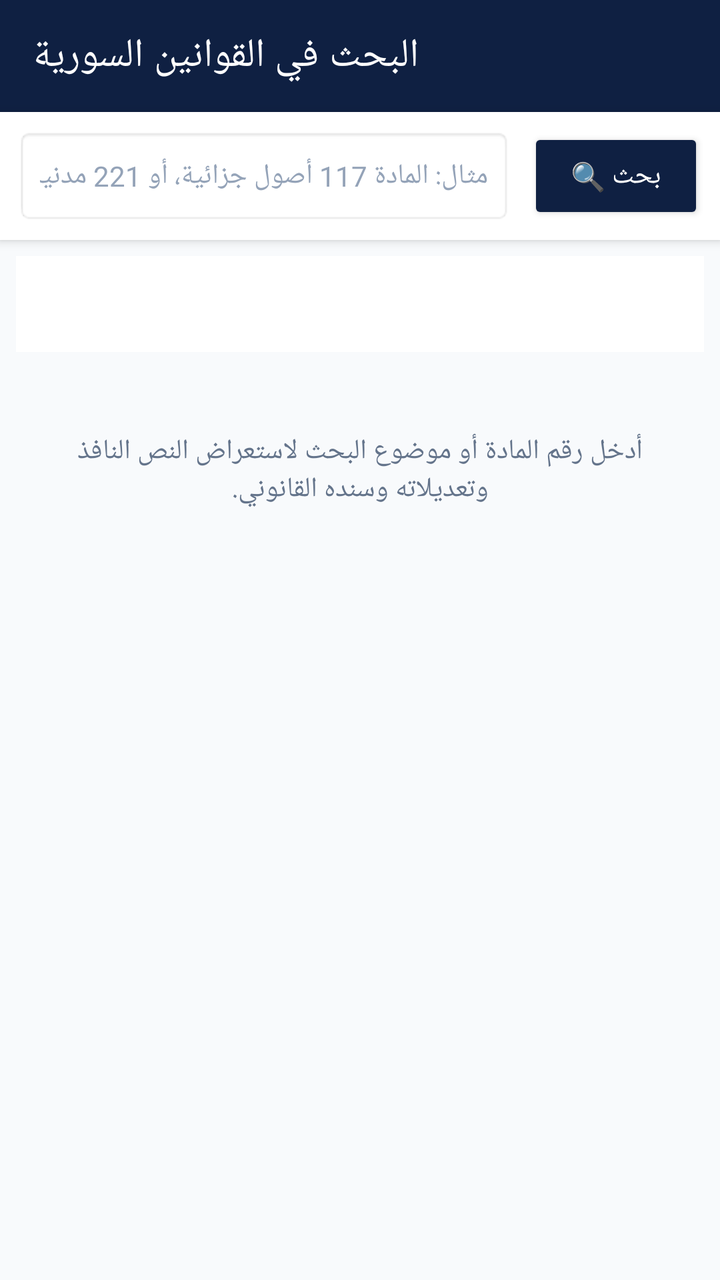
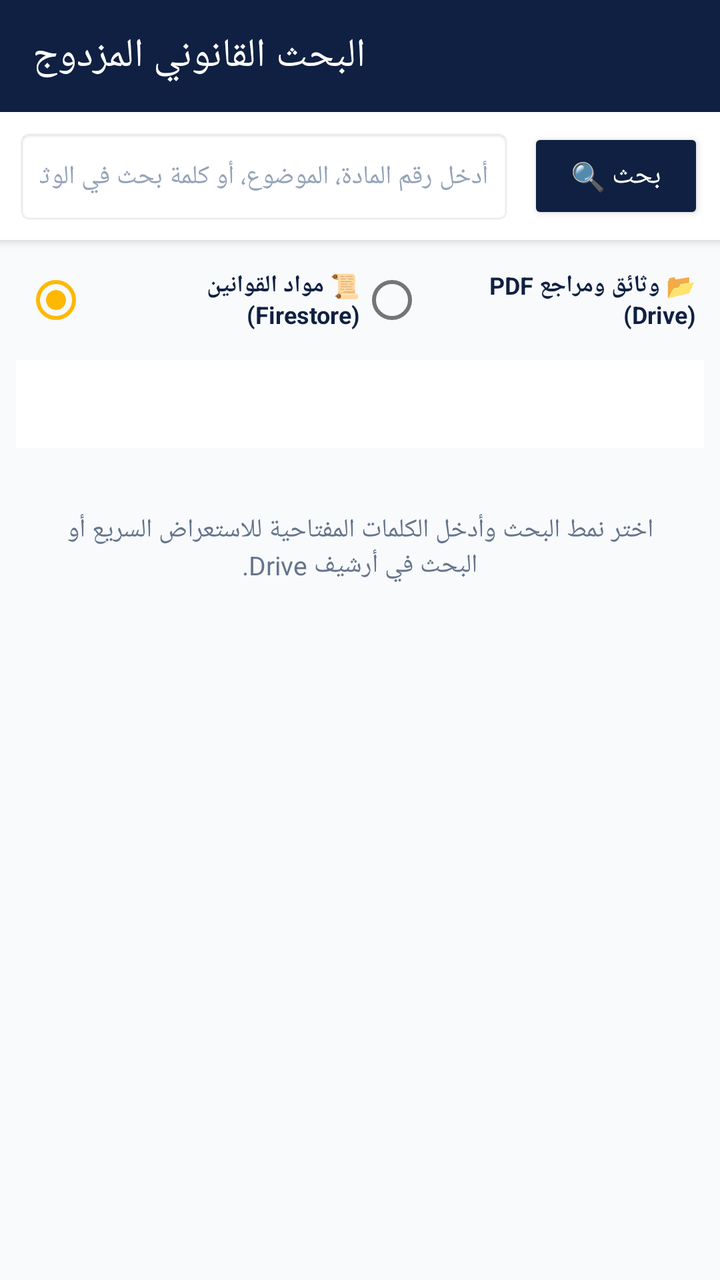

Compare the two renders of this Android layout. The source of the first and the diff that turns it into the second are given below.
<!-- AndroidManifest.xml: application theme Theme.AlMustashar -->
<!-- res/layout/activity_search.xml -->
<?xml version="1.0" encoding="utf-8"?>
<LinearLayout xmlns:android="http://schemas.android.com/apk/res/android"
    xmlns:app="http://schemas.android.com/apk/res-auto"
    android:layout_width="match_parent"
    android:layout_height="match_parent"
    android:orientation="vertical"
    android:background="#F8FAFC"
    android:layoutDirection="rtl">

    
    <androidx.appcompat.widget.Toolbar
        android:id="@+id/searchToolbar"
        android:layout_width="match_parent"
        android:layout_height="?attr/actionBarSize"
        android:background="#0F2042"
        app:title="البحث في القوانين السورية"
        app:titleTextColor="#FFFFFF" />

    
    <LinearLayout
        android:layout_width="match_parent"
        android:layout_height="wrap_content"
        android:orientation="horizontal"
        android:background="#FFFFFF"
        android:padding="8dp"
        android:elevation="3dp">

        <EditText
            android:id="@+id/etSearch"
            android:layout_width="0dp"
            android:layout_height="48dp"
            android:layout_weight="1"
            android:background="@android:drawable/editbox_background_normal"
            android:hint="مثال: المادة 117 أصول جزائية، أو 221 مدنية..."
            android:paddingHorizontal="12dp"
            android:textColor="#0F2042"
            android:textColorHint="#94A3B8"
            android:textSize="14sp"
            android:imeOptions="actionSearch"
            android:inputType="text" />

        <Button
            android:id="@+id/btnDoSearch"
            android:layout_width="wrap_content"
            android:layout_height="48dp"
            android:layout_marginStart="8dp"
            android:backgroundTint="#0F2042"
            android:text="بحث 🔍"
            android:textColor="#FFFFFF" />
    </LinearLayout>

    
    <Spinner
        android:id="@+id/spinnerLaw"
        android:layout_width="match_parent"
        android:layout_height="48dp"
        android:layout_marginStart="8dp"
        android:layout_marginEnd="8dp"
        android:layout_marginTop="8dp"
        android:background="#FFFFFF"
        android:prompt="@string/app_name" />

    
    <ProgressBar
        android:id="@+id/searchProgressBar"
        android:layout_width="wrap_content"
        android:layout_height="wrap_content"
        android:layout_gravity="center"
        android:layout_marginTop="20dp"
        android:visibility="gone" />

    
    <TextView
        android:id="@+id/tvEmpty"
        android:layout_width="match_parent"
        android:layout_height="wrap_content"
        android:layout_marginTop="40dp"
        android:gravity="center"
        android:paddingHorizontal="24dp"
        android:text="أدخل رقم المادة أو موضوع البحث لاستعراض النص النافذ وتعديلاته وسنده القانوني."
        android:textColor="#64748B"
        android:textSize="14sp" />

    
    <androidx.core.widget.NestedScrollView
        android:id="@+id/scrollResults"
        android:layout_width="match_parent"
        android:layout_height="0dp"
        android:layout_weight="1"
        android:fillViewport="true"
        android:padding="12dp"
        android:visibility="gone">

        <LinearLayout
            android:layout_width="match_parent"
            android:layout_height="wrap_content"
            android:orientation="vertical">

            <androidx.cardview.widget.CardView
                android:layout_width="match_parent"
                android:layout_height="wrap_content"
                app:cardCornerRadius="12dp"
                app:cardElevation="2dp"
                app:cardBackgroundColor="#FFFFFF"
                android:layout_marginBottom="12dp">

                <TextView
                    android:id="@+id/tvSearchResult"
                    android:layout_width="match_parent"
                    android:layout_height="wrap_content"
                    android:padding="16dp"
                    android:textColor="#1E293B"
                    android:textSize="15sp"
                    android:lineSpacingExtra="6dp"
                    android:textIsSelectable="true" />
            </androidx.cardview.widget.CardView>
        </LinearLayout>
    </androidx.core.widget.NestedScrollView>

    
    <LinearLayout
        android:id="@+id/searchActions"
        android:layout_width="match_parent"
        android:layout_height="wrap_content"
        android:orientation="horizontal"
        android:background="#FFFFFF"
        android:elevation="8dp"
        android:padding="12dp"
        android:visibility="gone">

        <Button
            android:id="@+id/btnCopyArticle"
            android:layout_width="0dp"
            android:layout_height="46dp"
            android:layout_weight="1"
            android:layout_marginEnd="6dp"
            android:backgroundTint="#0F2042"
            android:text="📋 نسخ المادة"
            android:textColor="#FFFFFF" />

        <Button
            android:id="@+id/btnShareArticle"
            android:layout_width="0dp"
            android:layout_height="46dp"
            android:layout_weight="1"
            android:backgroundTint="#D97706"
            android:text="📤 مشاركة"
            android:textColor="#FFFFFF" />

        <Button
            android:id="@+id/btnOpenPdf"
            android:layout_width="0dp"
            android:layout_height="wrap_content"
            android:minHeight="48dp"
            android:layout_weight="1"
            android:backgroundTint="#0284C7"
            android:paddingStart="4dp"
            android:paddingEnd="4dp"
            android:paddingTop="8dp"
            android:paddingBottom="8dp"
            android:text="📄 الأصل PDF"
            android:textSize="12sp"
            android:textColor="#FFFFFF" />
    </LinearLayout>

</LinearLayout>
<!-- resources referenced by this layout -->
<resources>
  <string name="app_name">المستشار</string>
  <style name="Theme.AlMustashar" parent="Theme.MaterialComponents.DayNight.NoActionBar">
          
          <item name="colorPrimary">@color/primary</item>
          <item name="colorPrimaryVariant">@color/primary_dark</item>
          <item name="colorOnPrimary">@color/text_on_primary</item>
  
          
          <item name="colorSecondary">@color/accent</item>
          <item name="colorSecondaryVariant">@color/accent_dark</item>
          <item name="colorOnSecondary">@color/text_primary</item>
  
          
          <item name="android:colorBackground">@color/background</item>
          <item name="colorSurface">@color/surface</item>
          <item name="colorOnSurface">@color/text_primary</item>
  
          
          <item name="colorError">@color/error</item>
          <item name="colorOnError">@color/text_on_primary</item>
  
          
          <item name="android:statusBarColor">@color/primary_dark</item>
          <item name="android:windowLightStatusBar">false</item>
  
          
          <item name="android:navigationBarColor">@color/primary_dark</item>
  
          
          <item name="android:textColorPrimary">@color/text_primary</item>
          <item name="android:textColorSecondary">@color/text_secondary</item>
          <item name="android:textColorHint">@color/text_hint</item>
  
          
          <item name="android:fontFamily">sans-serif</item>
          <item name="fontFamily">sans-serif</item>
      </style>
  <color name="primary">#1A237E</color>
  <color name="primary_dark">#0D1442</color>
  <color name="text_on_primary">#FFFFFF</color>
  <color name="accent">#FFB800</color>
  <color name="accent_dark">#C68A00</color>
  <color name="text_primary">#212121</color>
  <color name="background">#F5F5F5</color>
  <color name="surface">#FFFFFF</color>
  <color name="error">#F44336</color>
  <color name="text_secondary">#757575</color>
  <color name="text_hint">#BDBDBD</color>
</resources>

<!-- the commit's change to res/layout/activity_search.xml (unified diff, before → after) -->
@@ -13,7 +13,7 @@
         android:layout_width="match_parent"
         android:layout_height="?attr/actionBarSize"
         android:background="#0F2042"
-        app:title="البحث في القوانين السورية"
+        app:title="البحث القانوني المزدوج"
         app:titleTextColor="#FFFFFF" />
 
     
@@ -31,11 +31,11 @@
             android:layout_height="48dp"
             android:layout_weight="1"
             android:background="@android:drawable/editbox_background_normal"
-            android:hint="مثال: المادة 117 أصول جزائية، أو 221 مدنية..."
+            android:hint="أدخل رقم المادة، الموضوع، أو كلمة بحث في الوثائق..."
             android:paddingHorizontal="12dp"
             android:textColor="#0F2042"
             android:textColorHint="#94A3B8"
-            android:textSize="14sp"
+            android:textSize="13sp"
             android:imeOptions="actionSearch"
             android:inputType="text" />
 
@@ -50,15 +50,46 @@
     </LinearLayout>
 
     
+    <RadioGroup
+        android:id="@+id/rgSearchMode"
+        android:layout_width="match_parent"
+        android:layout_height="wrap_content"
+        android:orientation="horizontal"
+        android:paddingHorizontal="12dp"
+        android:paddingTop="6dp"
+        android:paddingBottom="2dp"
+        android:gravity="center">
+
+        <RadioButton
+            android:id="@+id/rbModeFirestore"
+            android:layout_width="0dp"
+            android:layout_height="wrap_content"
+            android:layout_weight="1"
+            android:checked="true"
+            android:text="📜 مواد القوانين (Firestore)"
+            android:textColor="#0F2042"
+            android:textSize="12sp"
+            android:textStyle="bold" />
+
+        <RadioButton
+            android:id="@+id/rbModeDrive"
+            android:layout_width="0dp"
+            android:layout_height="wrap_content"
+            android:layout_weight="1"
+            android:text="📂 وثائق ومراجع PDF (Drive)"
+            android:textColor="#0F2042"
+            android:textSize="12sp"
+            android:textStyle="bold" />
+    </RadioGroup>
+
+    
     <Spinner
         android:id="@+id/spinnerLaw"
         android:layout_width="match_parent"
-        android:layout_height="48dp"
-        android:layout_marginStart="8dp"
-        android:layout_marginEnd="8dp"
-        android:layout_marginTop="8dp"
-        android:background="#FFFFFF"
-        android:prompt="@string/app_name" />
+        android:layout_height="44dp"
+        android:layout_marginHorizontal="8dp"
+        android:layout_marginTop="4dp"
+        android:background="#FFFFFF" />
 
     
     <ProgressBar
@@ -66,7 +97,7 @@
         android:layout_width="wrap_content"
         android:layout_height="wrap_content"
         android:layout_gravity="center"
-        android:layout_marginTop="20dp"
+        android:layout_marginTop="16dp"
         android:visibility="gone" />
 
     
@@ -74,12 +105,12 @@
         android:id="@+id/tvEmpty"
         android:layout_width="match_parent"
         android:layout_height="wrap_content"
-        android:layout_marginTop="40dp"
+        android:layout_marginTop="32dp"
         android:gravity="center"
         android:paddingHorizontal="24dp"
-        android:text="أدخل رقم المادة أو موضوع البحث لاستعراض النص النافذ وتعديلاته وسنده القانوني."
+        android:text="اختر نمط البحث وأدخل الكلمات المفتاحية للاستعراض السريع أو البحث في أرشيف Drive."
         android:textColor="#64748B"
-        android:textSize="14sp" />
+        android:textSize="13sp" />
 
     
     <androidx.core.widget.NestedScrollView
@@ -118,6 +149,15 @@
     </androidx.core.widget.NestedScrollView>
 
     
+    <androidx.recyclerview.widget.RecyclerView
+        android:id="@+id/rvDriveResults"
+        android:layout_width="match_parent"
+        android:layout_height="0dp"
+        android:layout_weight="1"
+        android:padding="8dp"
+        android:visibility="gone" />
+
+    
     <LinearLayout
         android:id="@+id/searchActions"
         android:layout_width="match_parent"
@@ -156,8 +196,6 @@
             android:backgroundTint="#0284C7"
             android:paddingStart="4dp"
             android:paddingEnd="4dp"
-            android:paddingTop="8dp"
-            android:paddingBottom="8dp"
             android:text="📄 الأصل PDF"
             android:textSize="12sp"
             android:textColor="#FFFFFF" />
<!-- resource entries referenced after the edit -->
@@ -1,6 +1,5 @@
 <!-- resources referenced by this layout -->
 <resources>
-  <string name="app_name">المستشار</string>
   <style name="Theme.AlMustashar" parent="Theme.MaterialComponents.DayNight.NoActionBar">
           
           <item name="colorPrimary">@color/primary</item>
